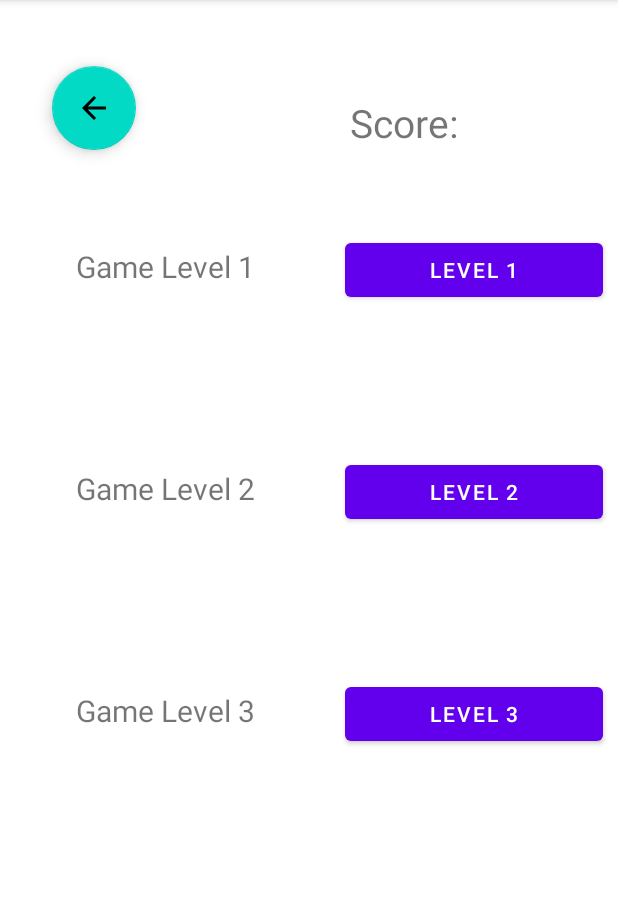
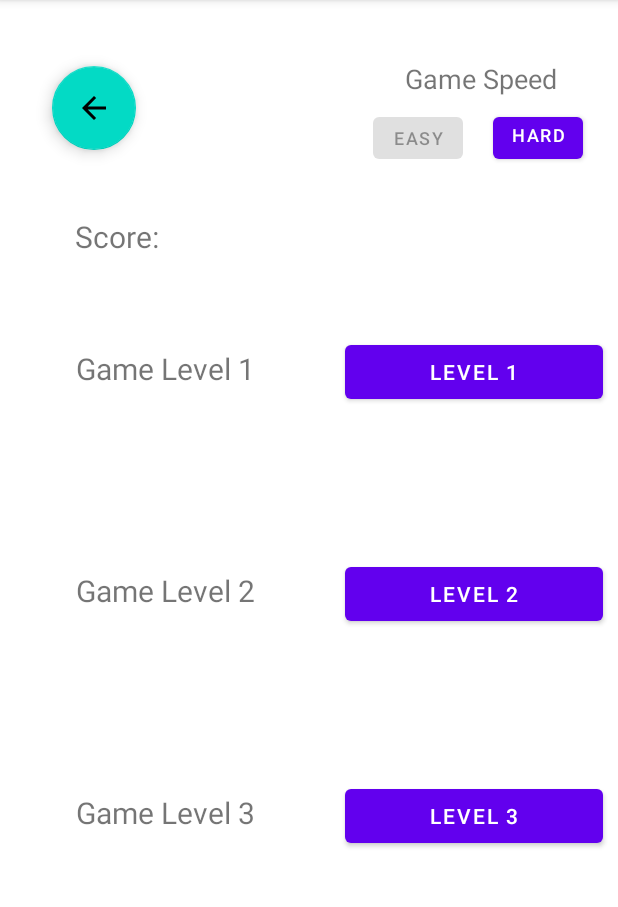
Before and after one commit to 09Deep/CoolSentenceGame, an Android app: the GameLevelActivity screen opened directly, with no data from a screen before it, on a phone screen of 412 x 824 dp, the part 84-991 px from its top. Run offline under Robolectric (Android 15) with nearby library versions, the phone set to English and light mode, and no system bars.

Commit message:
game speed

```diff
--- a/app/src/main/java/com/coolsentencegame/ui/GameLevelActivity.java
+++ b/app/src/main/java/com/coolsentencegame/ui/GameLevelActivity.java
@@ -17,11 +17,30 @@ public class GameLevelActivity extends AppCompatActivity {
         super.onCreate(savedInstanceState);
         setContentView(R.layout.activity_game_level);
 
+        Button game_speed_easy = findViewById(R.id.game_speed_easy);
+        Button game_speed_hard = findViewById(R.id.game_speed_hard);
+        game_speed_easy.setEnabled(false);
+        game_speed_hard.setEnabled(true);
+        game_speed_easy.setOnClickListener(new View.OnClickListener() {
+            @Override
+            public void onClick(View view) {
+                game_speed_hard.setEnabled(true);
+                game_speed_easy.setEnabled(false);
+            }
+        });
+        game_speed_hard.setOnClickListener(new View.OnClickListener() {
+            @Override
+            public void onClick(View view) {
+                game_speed_easy.setEnabled(true);
+                game_speed_hard.setEnabled(false);
+            }
+        });
+
         FloatingActionButton backbuttonToMainMenu = findViewById(R.id.back_button_from_gamelevels);
         backbuttonToMainMenu.setOnClickListener(new View.OnClickListener() {
             @Override
             public void onClick(View view) {
-                Intent toMainMenu = new Intent(view.getContext(),MainActivity.class);
+                Intent toMainMenu = new Intent(view.getContext(), MainActivity.class);
                 startActivity(toMainMenu);
             }
         });
@@ -33,7 +52,10 @@ public class GameLevelActivity extends AppCompatActivity {
         buttonToLevel1.setOnClickListener(new View.OnClickListener() {
             @Override
             public void onClick(View view) {
-                startActivity(new Intent(GameLevelActivity.this, GameUI.class));
+                //  Intent toLevelOne = new Intent(GameLevelActivity.this, GameUI.class);
+                Intent toLevelOne= new Intent(view.getContext(), GameUI.class);
+                //   toLevelOne.putExtra("speed",get_speed(game_speed_easy,game_speed_hard));
+                startActivity(toLevelOne);
             }
         });
 
@@ -42,7 +64,8 @@ public class GameLevelActivity extends AppCompatActivity {
         buttonToLevel2.setOnClickListener(new View.OnClickListener() {
             @Override
             public void onClick(View view) {
-                Intent toLevelTwo = new Intent(view.getContext(),LevelTwoActivity.class);
+                Intent toLevelTwo = new Intent(view.getContext(), LevelTwoActivity.class);
+                toLevelTwo.putExtra("speed",get_speed(game_speed_easy,game_speed_hard));
                 startActivity(toLevelTwo);
             }
         });
@@ -52,10 +75,23 @@ public class GameLevelActivity extends AppCompatActivity {
         buttonToLevel3.setOnClickListener(new View.OnClickListener() {
             @Override
             public void onClick(View view) {
-                Intent toLevelThree = new Intent(view.getContext(),LevelThreeActivity.class);
+                Intent toLevelThree = new Intent(view.getContext(), LevelThreeActivity.class);
+                toLevelThree.putExtra("speed",get_speed(game_speed_easy,game_speed_hard));
                 startActivity(toLevelThree);
             }
         });
 
+
+
+
+    }
+
+    private int get_speed(Button easy, Button hard) {
+        int result = -1;
+        if (easy.isEnabled() && !hard.isEnabled())
+            result = 0;
+        if (!easy.isEnabled() && hard.isEnabled())
+            result = 1;
+        return result;
     }
 }
--- a/app/src/main/res/layout/activity_game_level.xml
+++ b/app/src/main/res/layout/activity_game_level.xml
@@ -13,17 +13,17 @@
         android:layout_width="wrap_content"
         android:layout_height="wrap_content"
         android:layout_marginTop="44dp"
+        android:src="@drawable/ic_baseline_arrow_back_24"
         app:layout_constraintEnd_toEndOf="parent"
         app:layout_constraintHorizontal_bias="0.098"
         app:layout_constraintStart_toStartOf="parent"
-        app:layout_constraintTop_toTopOf="parent"
-        android:src="@drawable/ic_baseline_arrow_back_24"/>
+        app:layout_constraintTop_toTopOf="parent" />
 
     <LinearLayout
         android:id="@+id/linearLayout"
         android:layout_width="match_parent"
         android:layout_height="wrap_content"
-        android:layout_marginTop="156dp"
+        android:layout_marginTop="224dp"
         android:orientation="horizontal"
         app:layout_constraintTop_toTopOf="parent"
         tools:layout_editor_absoluteX="0dp">
@@ -113,10 +113,66 @@
         android:id="@+id/textView7"
         android:layout_width="wrap_content"
         android:layout_height="wrap_content"
-        android:layout_marginTop="64dp"
-        android:layout_marginEnd="100dp"
+        android:layout_marginStart="50dp"
+        android:layout_marginTop="144dp"
+        android:layout_marginEnd="300dp"
         android:text="Score: "
-        android:textSize="26dp"
+        android:textSize="20dp"
         app:layout_constraintEnd_toEndOf="parent"
+        app:layout_constraintHorizontal_bias="0.0"
+        app:layout_constraintStart_toStartOf="parent"
         app:layout_constraintTop_toTopOf="parent" />
+
+    <TextView
+        android:id="@+id/editTextTextPersonName"
+        android:layout_width="150dp"
+        android:layout_height="61dp"
+        android:layout_gravity="center_horizontal"
+        android:layout_marginTop="40dp"
+        android:layout_marginEnd="16dp"
+
+        android:linksClickable="false"
+        android:text="Game Speed"
+        android:textAlignment="center"
+        android:textSize="18dp"
+        app:layout_constraintEnd_toEndOf="parent"
+        app:layout_constraintHorizontal_bias="1.0"
+        app:layout_constraintStart_toStartOf="parent"
+        app:layout_constraintTop_toTopOf="parent" />
+
+    <Button
+        android:id="@+id/game_speed_hard"
+        android:layout_width="60dp"
+        android:layout_height="40dp"
+        android:layout_marginTop="72dp"
+        android:layout_marginEnd="16dp"
+        android:paddingLeft="0sp"
+        android:paddingTop="0sp"
+        android:paddingRight="0sp"
+        android:text="Hard"
+        android:textAlignment="center"
+        android:textSize="12dp"
+        app:layout_constraintEnd_toEndOf="parent"
+        app:layout_constraintHorizontal_bias="0.979"
+        app:layout_constraintStart_toStartOf="parent"
+        app:layout_constraintTop_toTopOf="parent"
+        tools:ignore="TouchTargetSizeCheck" />
+
+    <Button
+        android:id="@+id/game_speed_easy"
+        android:layout_width="60dp"
+        android:layout_height="40dp"
+        android:layout_marginTop="72dp"
+        android:layout_marginEnd="20dp"
+        android:paddingLeft="0sp"
+        android:paddingRight="0sp"
+        android:text="Easy"
+        android:textAlignment="center"
+        android:textSize="12dp"
+        app:layout_constraintEnd_toStartOf="@+id/game_speed_hard"
+        app:layout_constraintHorizontal_bias="1.0"
+        app:layout_constraintStart_toStartOf="parent"
+        app:layout_constraintTop_toTopOf="parent"
+        tools:ignore="TouchTargetSizeCheck" />
+
 </androidx.constraintlayout.widget.ConstraintLayout>
```
